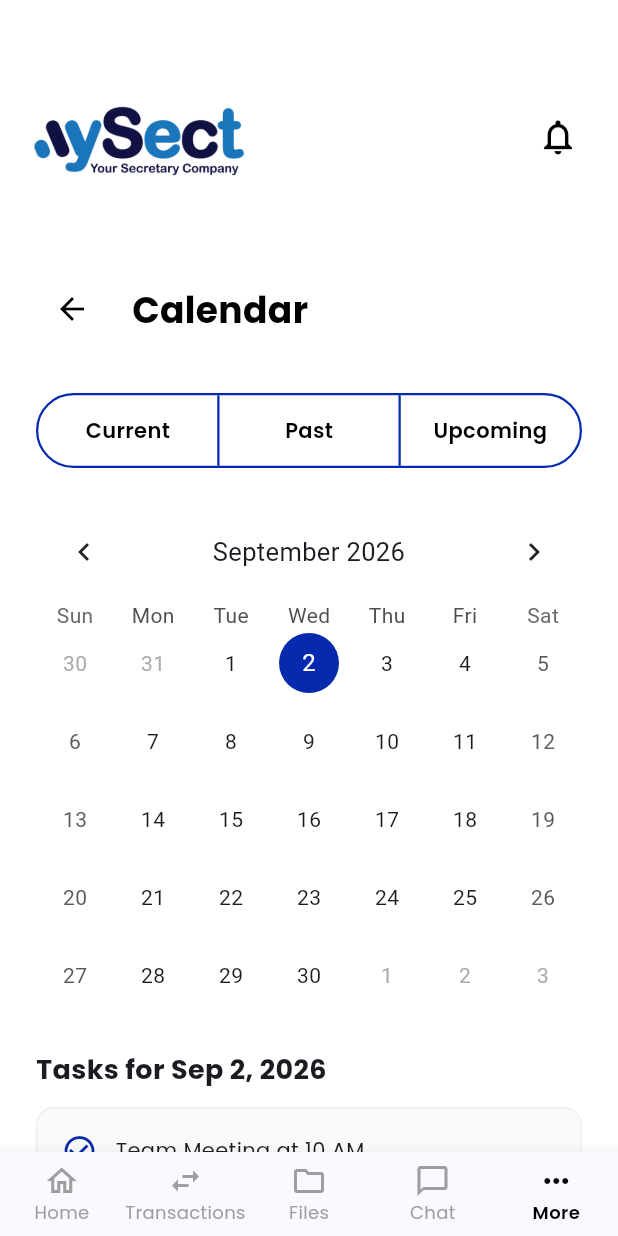
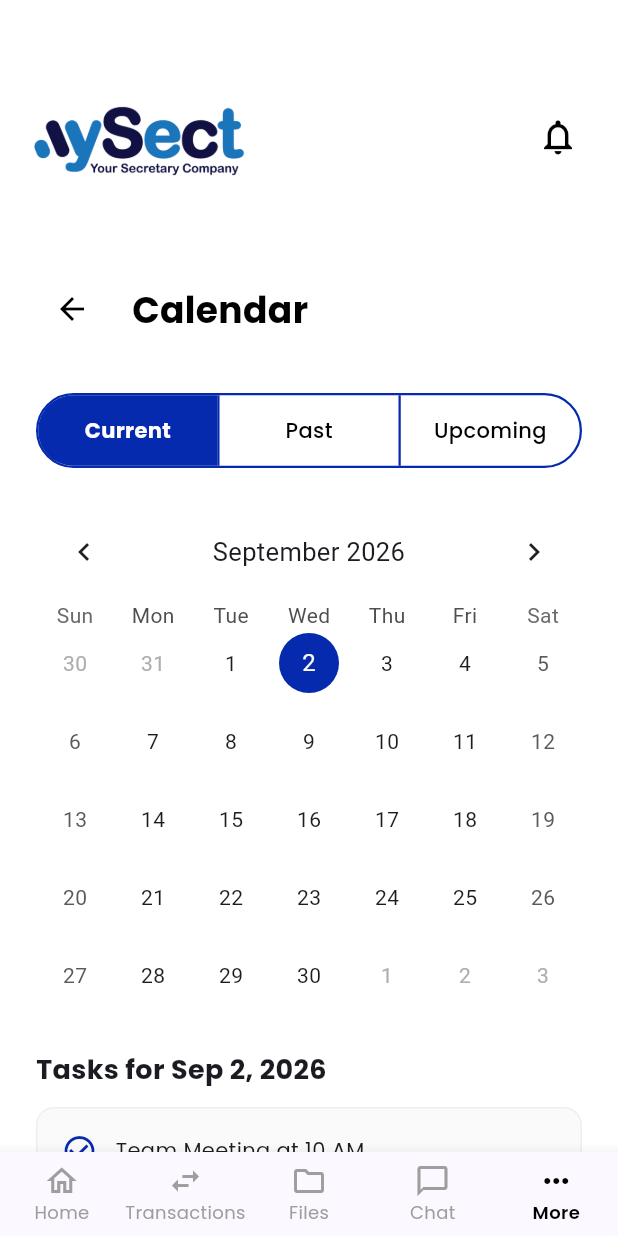
Before and after one commit to DCSDev-coder/MySect, a Flutter app: the HomePage screen opened directly, item 5 of the bottom bar chosen, after a tap on "Calendar", on a phone screen of 412 x 824 dp. Run offline on Flutter 3.47's test engine with Material 3 defaults, Android fonts, the phone set to English and light mode, and no system bars; drawn by our look-alikes of table_calendar; our stand-ins replace file_picker, google_fonts, image_picker.

Commit message:
Home page dashboard with task tracking, calendar view, and navigation menus

```diff
--- a/mobile_app/lib/mobile_app/home/home_page.dart
+++ b/mobile_app/lib/mobile_app/home/home_page.dart
@@ -1,4 +1,6 @@
 import 'package:flutter/material.dart';
+import 'package:table_calendar/table_calendar.dart';
+import 'package:intl/intl.dart';
 import '../notifications/notifications_page.dart';
 import 'package:google_fonts/google_fonts.dart';
 import '../transactions/transactions_page.dart';
@@ -20,11 +22,25 @@ class _HomePageState extends State<HomePage> {
   late int _selectedIndex;
   String _selectedCompany = 'Data Center Specialists Sdn Bhd (M)';
   bool _isDropdownOpen = false;
+  DateTime _focusedDay = DateTime.now();
+  DateTime? _selectedDay;
+
+  // Mock tasks
+  final Map<DateTime, List<String>> _tasks = {
+    DateTime(DateTime.now().year, DateTime.now().month, DateTime.now().day): ['Review mockups', 'Team Meeting'],
+    DateTime(DateTime.now().year, DateTime.now().month, DateTime.now().day).add(const Duration(days: 1)): ['Submit expense report'],
+  };
+
+  List<String> _getTasksForDay(DateTime day) {
+    final normalizedDay = DateTime(day.year, day.month, day.day);
+    return _tasks[normalizedDay] ?? [];
+  }
 
   @override
   void initState() {
     super.initState();
     _selectedIndex = widget.initialIndex;
+    _selectedDay = _focusedDay;
   }
 
   final List<String> _companies = [
@@ -233,14 +249,78 @@ class _HomePageState extends State<HomePage> {
                   ),
                   const SizedBox(height: 16),
                   Padding(
-                    padding: const EdgeInsets.symmetric(horizontal: 100.0),
-                    child: Center(
-                      child: Image.asset(
-                        'assets/dateline.png',
-                        fit: BoxFit.contain,
+                    padding: const EdgeInsets.symmetric(horizontal: 16.0),
+                    child: TableCalendar(
+                      firstDay: DateTime.utc(2020, 10, 16),
+                      lastDay: DateTime.utc(2030, 3, 14),
+                      focusedDay: _focusedDay,
+                      selectedDayPredicate: (day) {
+                        return isSameDay(_selectedDay, day);
+                      },
+                      onDaySelected: (selectedDay, focusedDay) {
+                        setState(() {
+                          _selectedDay = selectedDay;
+                          _focusedDay = focusedDay;
+                        });
+                      },
+                      calendarFormat: CalendarFormat.month,
+                      headerStyle: const HeaderStyle(
+                        formatButtonVisible: false,
+                        titleCentered: true,
+                      ),
+                      calendarStyle: const CalendarStyle(
+                        selectedDecoration: BoxDecoration(
+                          color: Color(0xFF062AAE),
+                          shape: BoxShape.circle,
+                        ),
+                        todayDecoration: BoxDecoration(
+                          color: Colors.black26,
+                          shape: BoxShape.circle,
+                        ),
                       ),
                     ),
                   ),
+                  const SizedBox(height: 16),
+                  if (_selectedDay != null && _getTasksForDay(_selectedDay!).isNotEmpty)
+                    Padding(
+                      padding: const EdgeInsets.symmetric(horizontal: 16.0),
+                      child: Column(
+                        crossAxisAlignment: CrossAxisAlignment.start,
+                        children: [
+                          Text(
+                            'Tasks for ${DateFormat.yMMMd().format(_selectedDay!)}',
+                            style: GoogleFonts.poppins(
+                              fontSize: 14,
+                              fontWeight: FontWeight.bold,
+                              color: Colors.black,
+                            ),
+                          ),
+                          const SizedBox(height: 8),
+                          ..._getTasksForDay(_selectedDay!).map((task) => Container(
+                                margin: const EdgeInsets.only(bottom: 8),
+                                padding: const EdgeInsets.all(12),
+                                decoration: BoxDecoration(
+                                  color: Colors.grey.shade50,
+                                  borderRadius: BorderRadius.circular(12),
+                                  border: Border.all(color: Colors.grey.shade200),
+                                ),
+                                child: Row(
+                                  children: [
+                                    const Icon(Icons.check_circle_outline,
+                                        color: Color(0xFF062AAE), size: 20),
+                                    const SizedBox(width: 12),
+                                    Expanded(
+                                      child: Text(
+                                        task,
+                                        style: GoogleFonts.poppins(fontSize: 14),
+                                      ),
+                                    ),
+                                  ],
+                                ),
+                              )),
+                        ],
+                      ),
+                    ),
                   const SizedBox(height: 24),
                   Padding(
                     padding: const EdgeInsets.symmetric(horizontal: 16.0),
--- a/mobile_app/lib/mobile_app/more/calendar_page.dart
+++ b/mobile_app/lib/mobile_app/more/calendar_page.dart
@@ -272,26 +272,34 @@ class _CalendarPageState extends State<CalendarPage> {
       onTap: () {
         setState(() {
           _selectedTab = title;
+          if (title == 'Current') {
+            _focusedDay = DateTime.now();
+            _selectedDay = _focusedDay;
+          } else if (title == 'Past') {
+            _focusedDay = DateTime(DateTime.now().year, DateTime.now().month - 1, 1);
+            _selectedDay = null;
+          } else if (title == 'Upcoming') {
+            _focusedDay = DateTime(DateTime.now().year, DateTime.now().month + 1, 1);
+            _selectedDay = null;
+          }
         });
       },
       child: Container(
         alignment: Alignment.center,
         decoration: BoxDecoration(
           color: isSelected
-              ? Colors.transparent
-              : Colors.transparent, // They all look transparent in UI
+              ? const Color(0xFF062AAE)
+              : Colors.transparent,
           borderRadius: BorderRadius.horizontal(
-            left: title == 'Current' ? const Radius.circular(25) : Radius.zero,
-            right: title == 'Upcoming'
-                ? const Radius.circular(25)
-                : Radius.zero,
+            left: title == 'Current' ? const Radius.circular(23) : Radius.zero,
+            right: title == 'Upcoming' ? const Radius.circular(23) : Radius.zero,
           ),
         ),
         child: Text(
           title,
           style: GoogleFonts.poppins(
-            color: Colors.black,
-            fontWeight: FontWeight.w600,
+            color: isSelected ? Colors.white : Colors.black,
+            fontWeight: isSelected ? FontWeight.bold : FontWeight.w500,
             fontSize: 14,
           ),
         ),
--- a/mobile_app/lib/mobile_app/more/more_page.dart
+++ b/mobile_app/lib/mobile_app/more/more_page.dart
@@ -1,6 +1,7 @@
 import 'package:flutter/material.dart';
 import 'package:google_fonts/google_fonts.dart';
 
+import '../notifications/notifications_page.dart';
 import 'invoices_page.dart';
 import 'report_page.dart';
 import 'calendar_page.dart';
@@ -20,6 +21,38 @@ class MorePage extends StatelessWidget {
       body: SafeArea(
         child: Column(
           children: [
+            Padding(
+              padding: const EdgeInsets.only(
+                left: 16.0,
+                top: 16.0,
+                right: 16.0,
+              ),
+              child: Row(
+                mainAxisAlignment: MainAxisAlignment.spaceBetween,
+                children: [
+                  Image.asset(
+                    'assets/YourSectComp.png',
+                    width: 150,
+                    fit: BoxFit.contain,
+                  ),
+                  IconButton(
+                    icon: const Icon(
+                      Icons.notifications_none,
+                      color: Colors.black,
+                      size: 28,
+                    ),
+                    onPressed: () {
+                      Navigator.push(
+                        context,
+                        MaterialPageRoute(
+                          builder: (context) => const NotificationsPage(),
+                        ),
+                      );
+                    },
+                  ),
+                ],
+              ),
+            ),
             _buildProfileHeader(),
             Expanded(
               child: SingleChildScrollView(
@@ -112,7 +145,7 @@ class MorePage extends StatelessWidget {
                             ),
                             child: Text(
                               'EARN \$200',
-                              style: GoogleFonts.inter(
+                              style: GoogleFonts.poppins(
                                 fontSize: 10,
                                 fontWeight: FontWeight.w700,
                                 color: Colors.green.shade600,
@@ -169,7 +202,7 @@ class MorePage extends StatelessWidget {
 
   Widget _buildProfileHeader() {
     return Padding(
-      padding: const EdgeInsets.fromLTRB(24, 24, 24, 16),
+      padding: const EdgeInsets.fromLTRB(24, 8, 24, 16),
       child: Row(
         children: [
           CircleAvatar(
@@ -177,7 +210,7 @@ class MorePage extends StatelessWidget {
             backgroundColor: Colors.indigo.shade50,
             child: Text(
               'JD',
-              style: GoogleFonts.inter(
+              style: GoogleFonts.poppins(
                 color: Colors.indigo.shade700,
                 fontSize: 20,
                 fontWeight: FontWeight.w600,
@@ -191,7 +224,7 @@ class MorePage extends StatelessWidget {
               children: [
                 Text(
                   'John Doe',
-                  style: GoogleFonts.inter(
+                  style: GoogleFonts.poppins(
                     fontSize: 20,
                     fontWeight: FontWeight.w600,
                     color: Colors.black87,
@@ -199,7 +232,7 @@ class MorePage extends StatelessWidget {
                 ),
                 Text(
                   'Personal Account • Active',
-                  style: GoogleFonts.inter(
+                  style: GoogleFonts.poppins(
                     fontSize: 14,
                     color: Colors.grey.shade600,
                   ),
@@ -225,7 +258,7 @@ class MorePage extends StatelessWidget {
       padding: const EdgeInsets.symmetric(horizontal: 24.0, vertical: 8.0),
       child: Text(
         title,
-        style: GoogleFonts.inter(
+        style: GoogleFonts.poppins(
           fontSize: 13,
           fontWeight: FontWeight.w600,
           color: Colors.grey.shade600,
@@ -289,7 +322,7 @@ class MorePage extends StatelessWidget {
                 children: [
                   Text(
                     title,
-                    style: GoogleFonts.inter(
+                    style: GoogleFonts.poppins(
                       fontSize: 16,
                       fontWeight: FontWeight.w500,
                       color: isDestructive ? Colors.red : Colors.black87,
```
